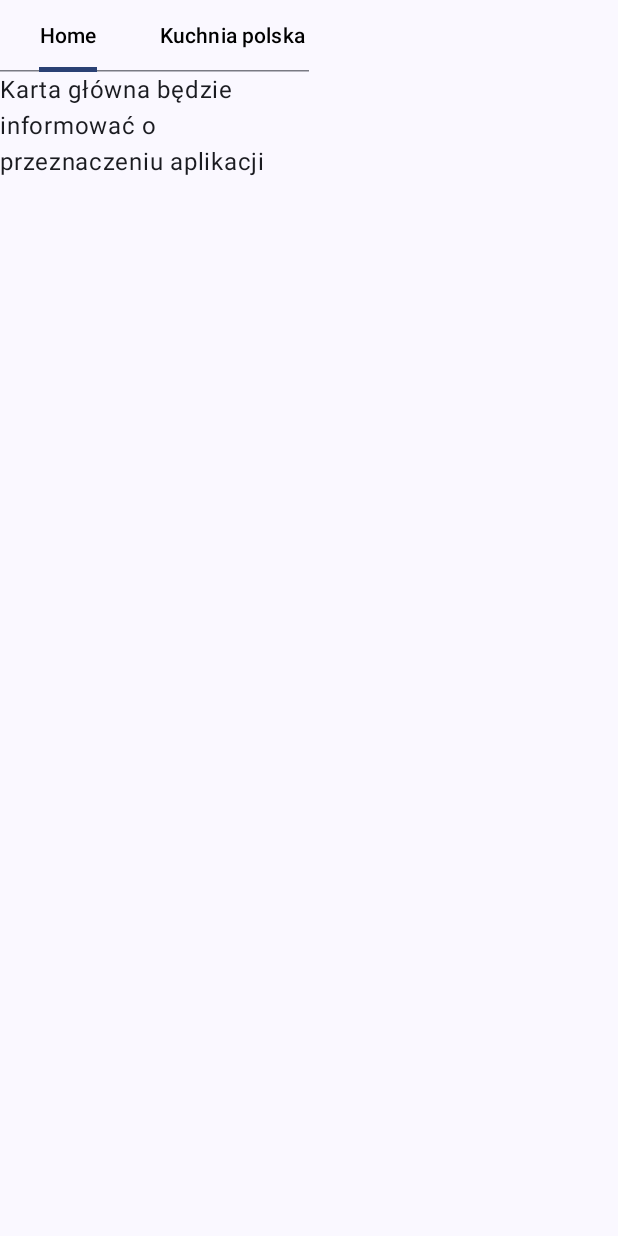
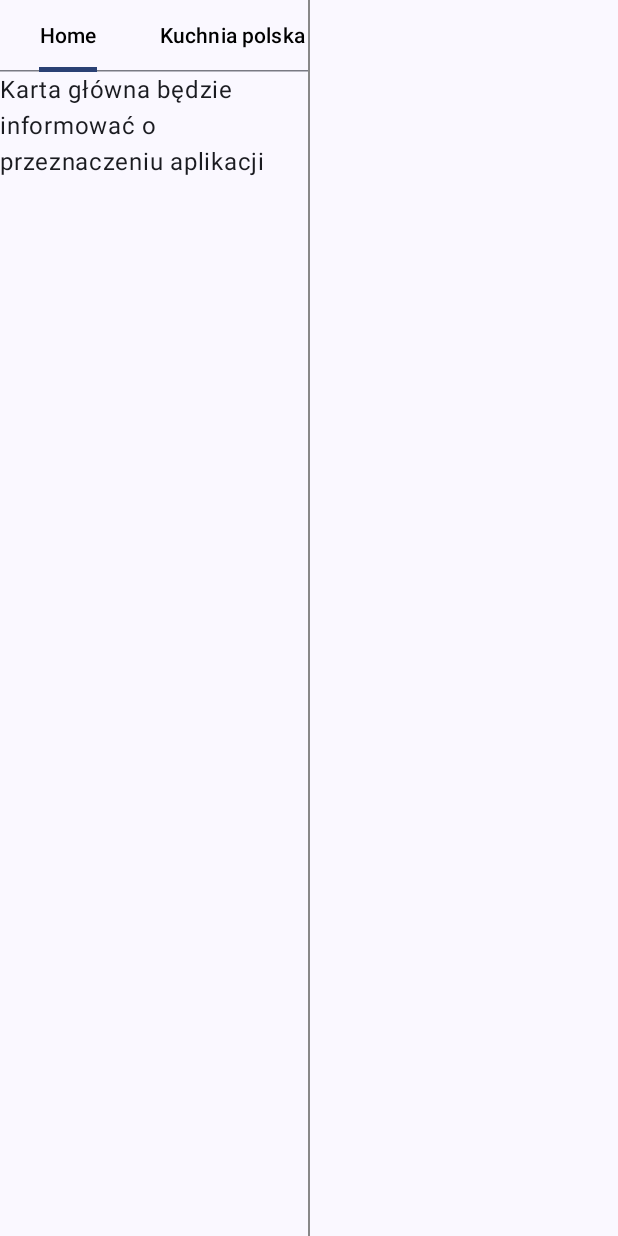
Before and after one commit to GrajaKonrad/MyChef, an Android app built with Jetpack Compose: the composable RecipeScreen shown on its own in the app's theme, on a phone screen of 412 x 824 dp. Run offline under Robolectric (Android 15) with nearby library versions, the phone set to English and light mode, and no system bars.

Commit message:
add Divider in tablet

```diff
--- a/app/src/main/java/com/example/mychef/view/RecipeList.kt
+++ b/app/src/main/java/com/example/mychef/view/RecipeList.kt
@@ -32,6 +32,7 @@
 import androidx.compose.ui.unit.sp
 import androidx.core.os.bundleOf
 import androidx.navigation.NavController
+import com.example.mychef.NavMenu
 import com.example.mychef.R
 import com.example.mychef.data.DataProvider
 import com.example.mychef.model.Category
@@ -46,6 +47,8 @@
     Column(Modifier.fillMaxSize()) {
         val selectedTabIndexState = remember { mutableStateOf(0) }
         val selectedTabIndex = selectedTabIndexState.value
+
+        NavMenu()
 
         CustomScrollableTabRow(
             tabs = tabs,
--- a/app/src/main/java/com/example/mychef/view/Tablet.kt
+++ b/app/src/main/java/com/example/mychef/view/Tablet.kt
@@ -7,10 +7,12 @@ import androidx.compose.foundation.layout.Box
 import androidx.compose.foundation.layout.Column
 import androidx.compose.foundation.layout.Row
 import androidx.compose.foundation.layout.Spacer
+import androidx.compose.foundation.layout.fillMaxHeight
 import androidx.compose.foundation.layout.fillMaxSize
 import androidx.compose.foundation.layout.fillMaxWidth
 import androidx.compose.foundation.layout.height
 import androidx.compose.foundation.layout.padding
+import androidx.compose.foundation.layout.width
 import androidx.compose.foundation.lazy.LazyColumn
 import androidx.compose.foundation.lazy.items
 import androidx.compose.foundation.lazy.rememberLazyListState
@@ -19,6 +21,7 @@ import androidx.compose.material.icons.Icons
 import androidx.compose.material.icons.filled.Add
 import androidx.compose.material3.Card
 import androidx.compose.material3.CardDefaults
+import androidx.compose.material3.Divider
 import androidx.compose.material3.FloatingActionButton
 import androidx.compose.material3.Icon
 import androidx.compose.material3.Text
@@ -49,6 +52,12 @@ fun RecipeScreen(context: Context) {
         Column(modifier = Modifier.weight(1f)) {
             RecipeList()
         }
+        Divider(
+            color = Color.Gray,
+            modifier = Modifier
+                .width(1.dp)
+                .fillMaxHeight()
+        )
         Column(modifier = Modifier.weight(1f)) {
             if (selectedRecipe.value != null) {
                 Column {
```
